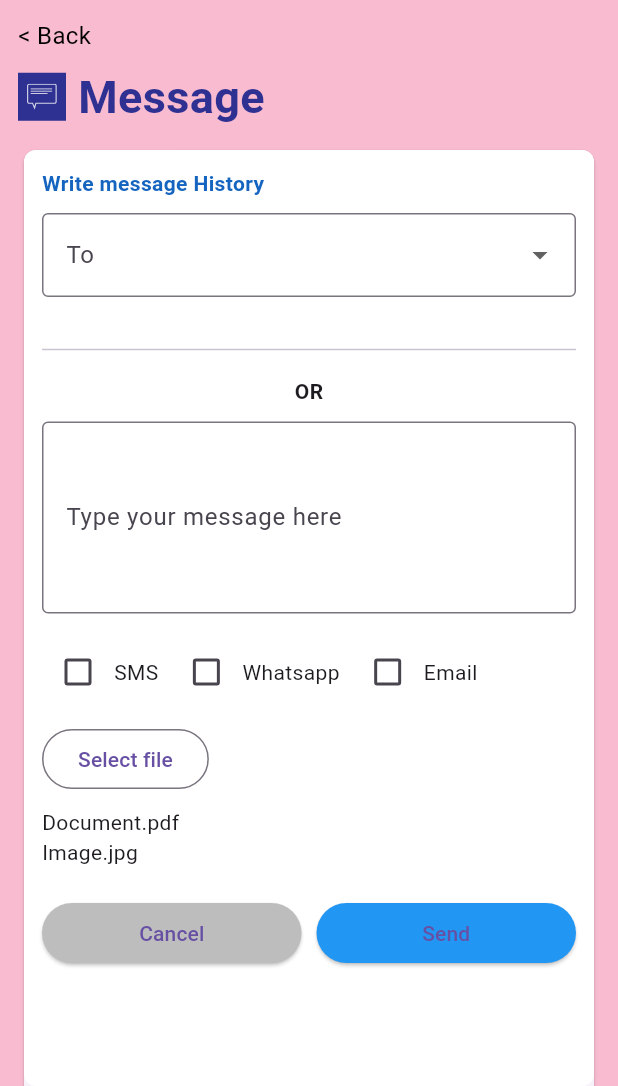
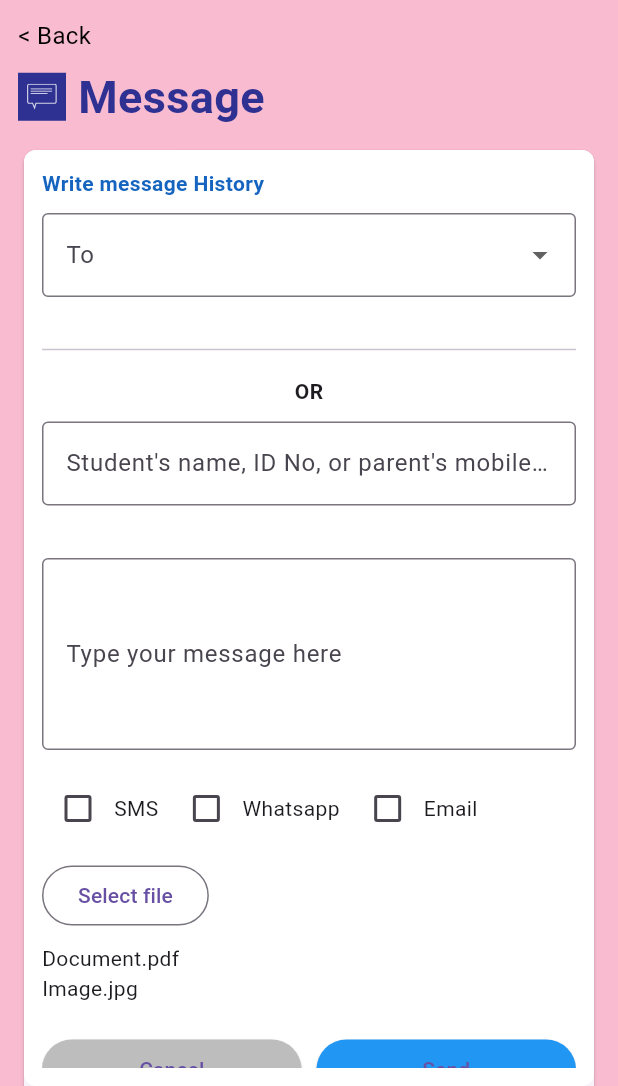
Before and after one commit to Sathiya-Developer007/EDLive-SchoolApp, a Flutter app: the TeacherMessagePage screen opened directly, on a phone screen of 412 x 824 dp, the part 150-1236 px from its top. Run offline on Flutter 3.47's test engine with Material 3 defaults, Android fonts, the phone set to English and light mode, and no system bars; our stand-ins replace flutter_svg, qr_flutter, shared_preferences; accounts and stored records are empty; network calls fail.

Commit message:
teacher ui page design updated

```diff
--- a/lib/screens/teachers/teacher_message_page.dart
+++ b/lib/screens/teachers/teacher_message_page.dart
@@ -257,25 +257,25 @@ Future<void> fetchAllStudents() async {
                   ),
                   const SizedBox(height: 10),
 
+
 // Card Section
 Card(
   shape: RoundedRectangleBorder(
     borderRadius: BorderRadius.circular(8),
   ),
-child:Container(
-  height: MediaQuery.of(context).size.height - 200, // fixed height for container
-  margin: const EdgeInsets.only(bottom: 20), // exactly 20px bottom space
+  child: Container(
+    height: MediaQuery.of(context).size.height - 200, // fixed height
+    margin: const EdgeInsets.only(bottom: 20),
     padding: const EdgeInsets.all(12),
     decoration: BoxDecoration(
       color: Colors.white,
       borderRadius: BorderRadius.circular(8),
     ),
-  child: Scrollbar( // optional, for better UX
+    child: Scrollbar(
       child: SingleChildScrollView(
         child: Column(
           crossAxisAlignment: CrossAxisAlignment.start,
           children: [
-          // Your data
             Text(
               "Write message History",
               style: TextStyle(
@@ -286,7 +286,7 @@ child:Container(
             ),
             const SizedBox(height: 10),
 
-                          // To Dropdown
+            // Main dropdown
             DropdownButtonFormField<String>(
               decoration: const InputDecoration(
                 labelText: 'To',
@@ -312,11 +312,10 @@ child:Container(
             ),
             const SizedBox(height: 12),
 
-                          // Select Classes Accordion
+            // Accordion for Specific Classes
             if (showAccordion) _buildAccordion(),
 
             const SizedBox(height: 15),
-
             const Divider(thickness: 1),
             const SizedBox(height: 10),
             const Center(
@@ -327,12 +326,7 @@ child:Container(
             ),
             const SizedBox(height: 10),
 
-                          // Student Search
-                          // Student Search (only show when 'Select a group' is chosen)
-                       if (selectedTo == 'Select a group')
-  Column(
-  crossAxisAlignment: CrossAxisAlignment.start,
-  children: [
+            // Student Search (always below dropdown)
             TextFormField(
               controller: studentSearchController,
               decoration: const InputDecoration(
@@ -348,7 +342,7 @@ child:Container(
 
             const SizedBox(height: 10),
 
-    // Show selected students list
+            // Selected students chips
             if (selectedStudents.isNotEmpty)
               Wrap(
                 spacing: 8,
@@ -365,10 +359,10 @@ child:Container(
                   );
                 }).toList(),
               ),
-  ],
-)
-,
-                          // Compose
+
+            const SizedBox(height: 15),
+
+            // Compose message
             TextFormField(
               controller: messageController,
               maxLines: 4,
@@ -385,30 +379,25 @@ child:Container(
               children: [
                 Checkbox(
                   value: sendSMS,
-                                onChanged: (val) =>
-                                    setState(() => sendSMS = val!),
+                  onChanged: (val) => setState(() => sendSMS = val!),
                 ),
                 const Text("SMS"),
                 const SizedBox(width: 8),
                 Checkbox(
                   value: sendWhatsApp,
-                                onChanged: (val) =>
-                                    setState(() => sendWhatsApp = val!),
+                  onChanged: (val) => setState(() => sendWhatsApp = val!),
                 ),
                 const Text("Whatsapp"),
                 const SizedBox(width: 8),
                 Checkbox(
                   value: sendEmail,
-                                onChanged: (val) =>
-                                    setState(() => sendEmail = val!),
+                  onChanged: (val) => setState(() => sendEmail = val!),
                 ),
                 const Text("Email"),
               ],
             ),
             const SizedBox(height: 10),
 
-                          // File Upload
-                          // File Upload
             // File Upload
             OutlinedButton(
               onPressed: () {},
@@ -419,7 +408,7 @@ child:Container(
             const Text("Image.jpg"),
             const SizedBox(height: 20),
 
-                          // Buttons moved inside white container
+            // Buttons
             Row(
               children: [
                 Expanded(
@@ -447,8 +436,9 @@ child:Container(
         ),
       ),
     ),
-               ) )],
   ),
+)
+] ),
             ),
           ),
         ),
```
Lines whose indentation alone changed are shown as unchanged.
